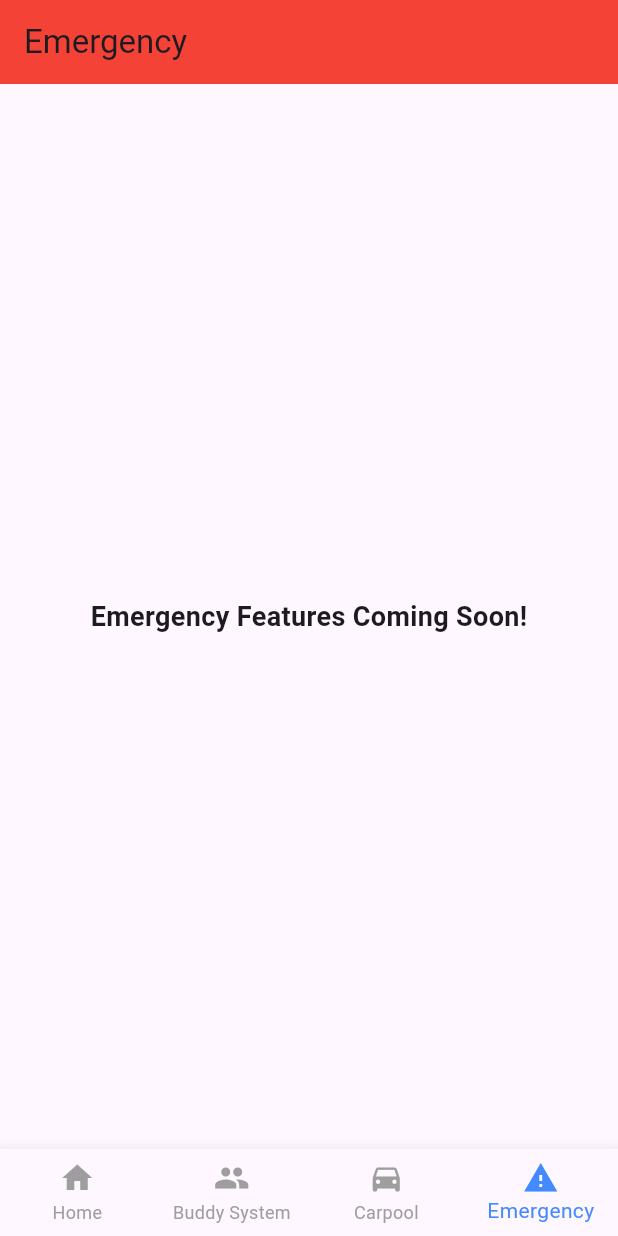
After one commit to Drews-World/safelinkgsu, a Flutter app: the screen it shows after launch, item 4 of the bottom bar chosen, on a phone screen of 412 x 824 dp. The commit adds this screen. Run offline on Flutter 3.47's test engine with Material 3 defaults, Android fonts, the phone set to English and light mode, and no system bars; our stand-ins replace geolocator.

Commit message:
Updates to Buddy feature. Added bottom navbar. Created emergency page.

```diff
--- a/lib/main.dart
+++ b/lib/main.dart
@@ -13,7 +13,7 @@ class SafeLinkApp extends StatelessWidget {
     return MaterialApp(
       title: 'SafeLink GSU',
       theme: ThemeData(primarySwatch: Colors.blue),
-      initialRoute: '/login',
+      initialRoute: '/',
       routes: appRoutes,
     );
   }
--- /dev/null
+++ b/lib/main_scaffold.dart
@@ -0,0 +1,61 @@
+import 'package:flutter/material.dart';
+import 'screens/home_screen.dart';
+import 'screens/buddy_screen.dart';
+import 'screens/carpool_screen.dart';
+import 'screens/emergency_screen.dart';
+
+class MainScaffold extends StatefulWidget {
+  const MainScaffold({super.key});
+
+  @override
+  _MainScaffoldState createState() => _MainScaffoldState();
+}
+
+class _MainScaffoldState extends State<MainScaffold> {
+  int _selectedIndex = 0;
+
+  final List<Widget> _screens = [
+    HomeScreen(),
+    BuddyScreen(),
+    CarpoolScreen(),
+    EmergencyScreen(),
+  ];
+
+  void _onItemTapped(int index) {
+    setState(() {
+      _selectedIndex = index;
+    });
+  }
+
+  @override
+  Widget build(BuildContext context) {
+    return Scaffold(
+      body: _screens[_selectedIndex],
+      bottomNavigationBar: BottomNavigationBar(
+        currentIndex: _selectedIndex,
+        onTap: _onItemTapped,
+        type: BottomNavigationBarType.fixed,
+        items: const [
+          BottomNavigationBarItem(
+            icon: Icon(Icons.home),
+            label: 'Home',
+          ),
+          BottomNavigationBarItem(
+            icon: Icon(Icons.group),
+            label: 'Buddy System',
+          ),
+          BottomNavigationBarItem(
+            icon: Icon(Icons.directions_car),
+            label: 'Carpool',
+          ),
+          BottomNavigationBarItem(
+            icon: Icon(Icons.warning),
+            label: 'Emergency',
+          ),
+        ],
+        selectedItemColor: Colors.blueAccent,
+        unselectedItemColor: Colors.grey,
+      ),
+    );
+  }
+}
--- a/lib/routes.dart
+++ b/lib/routes.dart
@@ -3,10 +3,13 @@ import 'screens/home_screen.dart';
 import 'screens/buddy_screen.dart';
 import 'screens/carpool_screen.dart';
 import 'screens/auth_screen.dart';
+import 'screens/buddy_request_screen.dart';
+import 'main_scaffold.dart';
 
 final Map<String, WidgetBuilder> appRoutes = {
-  '/': (context) => const HomeScreen(),
+  '/': (context) => const MainScaffold(),
   '/buddy': (context) => const BuddyScreen(),
   '/carpool': (context) => const CarpoolScreen(),
   '/login': (context) => const AuthScreen(),
+  '/buddyRequest': (context) => const BuddyRequestScreen(),
 };
--- /dev/null
+++ b/lib/screens/emergency_screen.dart
@@ -0,0 +1,26 @@
+import 'package:flutter/material.dart';
+
+class EmergencyScreen extends StatelessWidget {
+  const EmergencyScreen({super.key});
+
+  @override
+  Widget build(BuildContext context) {
+    return Scaffold(
+      appBar: AppBar(
+        title: const Text('Emergency'),
+        backgroundColor: Colors.red,
+      ),
+      body: Center(
+        child: Column(
+          mainAxisAlignment: MainAxisAlignment.center,
+          children: const [
+            Text(
+              'Emergency Features Coming Soon!',
+              style: TextStyle(fontSize: 18, fontWeight: FontWeight.bold),
+            ),
+          ],
+        ),
+      ),
+    );
+  }
+}
```
Also changed, not shown: lib/screens/buddy_request_screen.dart (added, +157 -0 lines), lib/screens/buddy_screen.dart (+28 -2 lines).
